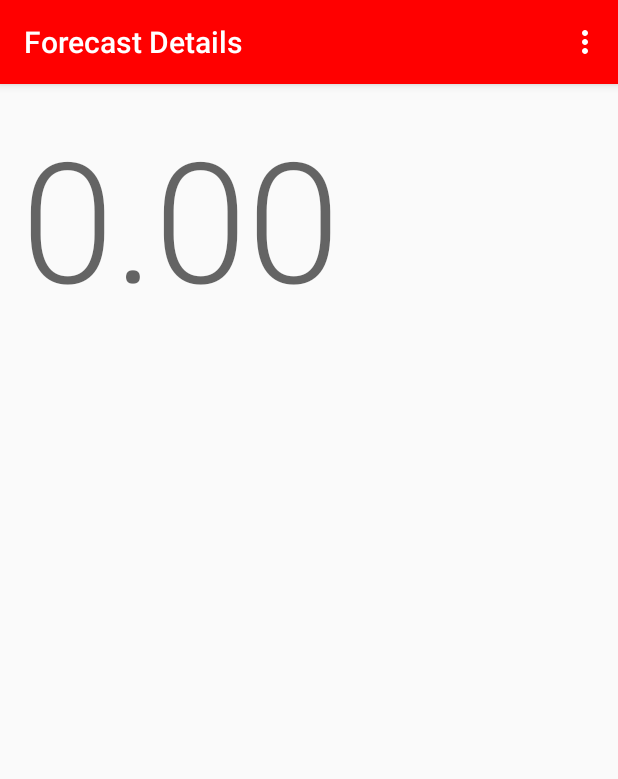
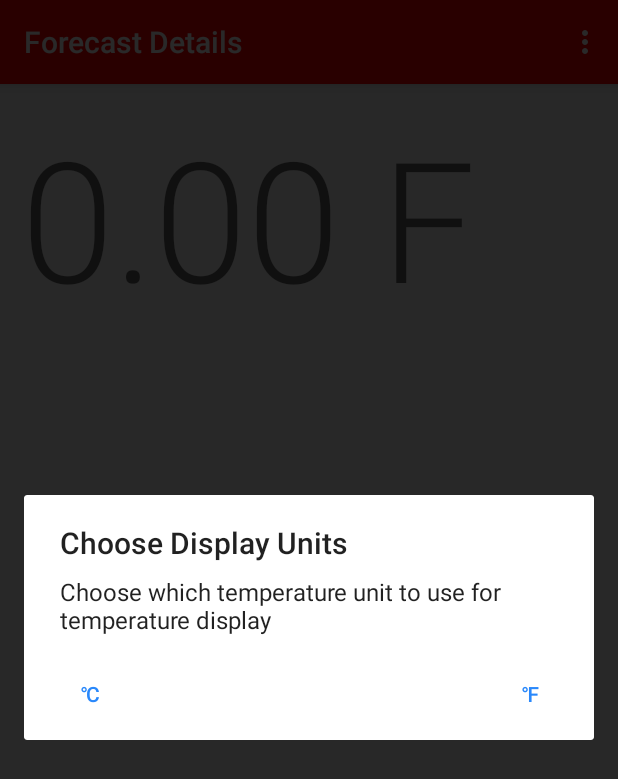
Before and after one commit to YashMistry1406/AD-340, an Android app: the ForecastDetailsActivity screen opened directly, with no data from a screen before it, in the options menu, after a tap on "Display", on a phone screen of 412 x 824 dp. Shown: the top 779 px of the screen. Run offline under Robolectric (Android 15) with nearby library versions, the light colour scheme and no system bars.

Commit message:
week 4 done only last few minutes left where a common class is created

```diff
--- /dev/null
+++ b/app/src/main/java/com/example/ad340/ForecastUtils.kt
@@ -0,0 +1,14 @@
+package com.example.ad340
+
+import com.example.ad340.details.TempDisplaySetting
+
+fun formatTempForDisplay(temp:Float ,tempDisplaySetting: TempDisplaySetting): String{
+    return when (tempDisplaySetting){
+        TempDisplaySetting.Fahrenheit-> String.format("%.2f F",temp)
+        TempDisplaySetting.Celsius-> {
+            val temp = (temp - 32f) * (5f / 9f)
+            String.format("%.2f C", temp)
+
+        }
+    }
+}
--- a/app/src/main/java/com/example/ad340/MainActivity.kt
+++ b/app/src/main/java/com/example/ad340/MainActivity.kt
@@ -11,17 +11,19 @@ import androidx.lifecycle.Observer
 import androidx.recyclerview.widget.LinearLayoutManager
 import androidx.recyclerview.widget.RecyclerView
 import com.example.ad340.details.ForecastDetailsActivity
+import com.example.ad340.details.TempDisplaySettingManager
 import kotlinx.android.synthetic.main.item_dailly_forecast.*
 import java.util.*
 
 class MainActivity : AppCompatActivity() {
 
     private val forecastRepository = ForecastRepository()
+    private  lateinit var tempDisplaySettingManager: TempDisplaySettingManager
 
     override fun onCreate(savedInstanceState: Bundle?) {
         super.onCreate(savedInstanceState)
         setContentView(R.layout.activity_main)
-
+        tempDisplaySettingManager=TempDisplaySettingManager(this)
         val zipcodeEdittext: EditText = findViewById(R.id.zipcodeEdittext)
         val enterButton: Button = findViewById(R.id.enterButton)
 
@@ -43,7 +45,7 @@ class MainActivity : AppCompatActivity() {
 
         val forecastList: RecyclerView = findViewById(R.id.forecastList)
         forecastList.layoutManager = LinearLayoutManager(this)
-        val dailyForecastAdapter = DailyForecastAdapter() {forecast ->
+        val dailyForecastAdapter = DailyForecastAdapter(tempDisplaySettingManager) {forecast ->
 
             //Toast.makeText(this,"Clicked Item ",Toast.LENGTH_SHORT).show()
             //
--- a/app/src/main/java/com/example/ad340/details/ForecastDetailsActivity.kt
+++ b/app/src/main/java/com/example/ad340/details/ForecastDetailsActivity.kt
@@ -1,6 +1,7 @@
 package com.example.ad340.details
 //package com.example.ad340.details
 
+import android.content.DialogInterface
 import android.content.Intent
 import androidx.appcompat.app.AppCompatActivity
 import android.os.Bundle
@@ -11,59 +12,77 @@ import android.widget.TextView
 import android.widget.Toast
 import androidx.appcompat.app.AlertDialog
 import com.example.ad340.R
+import com.example.ad340.formatTempForDisplay
 import kotlinx.android.synthetic.main.activity_main.*
 import org.w3c.dom.Text
 
 class ForecastDetailsActivity : AppCompatActivity() {
+    private lateinit var tempDisplaySettingManager: TempDisplaySettingManager // this a variaable that will be assinged a value but is not being assigned right now
+    // this is done beacuse a lot of things neeed a context and and your context isn't value until on create is called and app crashes
+    //so for us in oncreate we can initialize tempDispalysettingManager
+
+
+
     override fun onCreate(savedInstanceState: Bundle?) {
         super.onCreate(savedInstanceState)
         setContentView(R.layout.activity_forecast_details)
+
+        tempDisplaySettingManager=TempDisplaySettingManager(this)// invoking the constructor refer line 17 18 19
+
 
 
         setTitle(R.string.forecast_details)
 
 
-        val tempText=findViewById<TextView>(R.id.textView3)
-        val descriptionText=findViewById<TextView>(R.id.descriptionText)
+        val tempText = findViewById<TextView>(R.id.textView3)
+        val descriptionText = findViewById<TextView>(R.id.descriptionText)
         //val temp=intent.getFloatExtra("key_map",0f)
 
 
-        val temp=intent.getFloatExtra("key_temp",0f)
+        val temp = intent.getFloatExtra("key_temp", 0f)
 
 
 
-        tempText.text= formatTempForDisplay(temp)
-        descriptionText.text=intent.getStringExtra("key_description")
+        tempText.text = formatTempForDisplay(temp,tempDisplaySettingManager.getTempDisplaySetting())
+        descriptionText.text = intent.getStringExtra("key_description")
 //
     }
 
     override fun onCreateOptionsMenu(menu: Menu?): Boolean {
-        val inflater:MenuInflater=menuInflater
-        inflater.inflate(R.menu.settings_menu,menu)
+        val inflater: MenuInflater = menuInflater
+        inflater.inflate(R.menu.settings_menu, menu)
         return true
     }
 
     override fun onOptionsItemSelected(item: MenuItem): Boolean {
-        return when (item.itemId){
-            R.id.tempDisplaySetting-> {
-                Toast.makeText(this, "clicked emnu item",Toast.LENGTH_SHORT).show()
+        return when (item.itemId) {
+            R.id.tempDisplaySetting -> {
+                showTempDisplaySettingsDialog()
                 true
 
             }
             else -> super.onOptionsItemSelected(item)
         }
     }
-    private fun showTempDisplaySettingsDialog(){
-        val dialogBuilder=AlertDialog.Builder(this)
+
+    private fun showTempDisplaySettingsDialog() {
+        val dialogBuilder = AlertDialog.Builder(this)
             .setTitle("Choose Display Units")
-            .setMessage("Choose wich temperture unit to use for temperature display ")
-            .setPositiveButton(" F\u2103"){_,_->
-                Toast.makeText(this,"show using F",Toast.LENGTH_SHORT).show()
+            .setMessage("Choose which temperature unit to use for temperature display ")
+            .setPositiveButton(" \u2109"){_,_->
+                tempDisplaySettingManager.updateSetting(TempDisplaySetting.Fahrenheit) //we are referencing to te TempDisplaySettingManager class
+                // where the TempDisplaySetting is enum class
 
             }
-            .setNeutralButton("C\u2103") {_,_->
-                Toast.makeText(this,"show in C",Toast.LENGTH_SHORT).show()
+            .setNeutralButton("\u2103") {_,_->
+                tempDisplaySettingManager.updateSetting(TempDisplaySetting.Celsius)
 
             }
-            }
+            .setOnDismissListener {
+            Toast.makeText(this,"the changes will take place after restarting the app",Toast.LENGTH_SHORT).show()}
+                dialogBuilder.show()//if we put this here it will not sow the above celcius and fahrenheit
+
+//            }
+        dialogBuilder.show() // if we put this here it will show the celsius and fahreneit and the changes toast both
     }
+}
--- /dev/null
+++ b/app/src/main/java/com/example/ad340/details/TempDisplaySettingManager.kt
@@ -0,0 +1,24 @@
+package com.example.ad340.details
+
+import android.content.Context
+import java.security.AccessControlContext
+
+enum class TempDisplaySetting
+{
+    Fahrenheit,Celsius
+
+
+}
+class TempDisplaySettingManager(context: Context) {
+    private val preferences = context.getSharedPreferences("settings", Context.MODE_PRIVATE)
+
+
+    fun updateSetting(setting: TempDisplaySetting) {
+        preferences.edit().putString("key_temp_display", setting.name).commit()
+    }
+    fun getTempDisplaySetting():TempDisplaySetting{
+        val settingValue=preferences.getString("key_temp_display",TempDisplaySetting.Fahrenheit.name)?:TempDisplaySetting.Fahrenheit.name
+        return TempDisplaySetting.valueOf(settingValue)
+
+    }
+}
--- a/app/src/main/java/com/example/ad340/details/formatTempForDisplay.kt
+++ b/app/src/main/java/com/example/ad340/details/formatTempForDisplay.kt
@@ -1,5 +1 @@
 package com.example.ad340.details
-
-fun formatTempForDisplay(temp:Float):String{
-    return String.format("%.2f",temp)//"\u2103" for celsius
-}
```
Also changed, not shown: app/src/main/java/com/example/ad340/DailyForecastAdapter.kt (+10 -4 lines).
